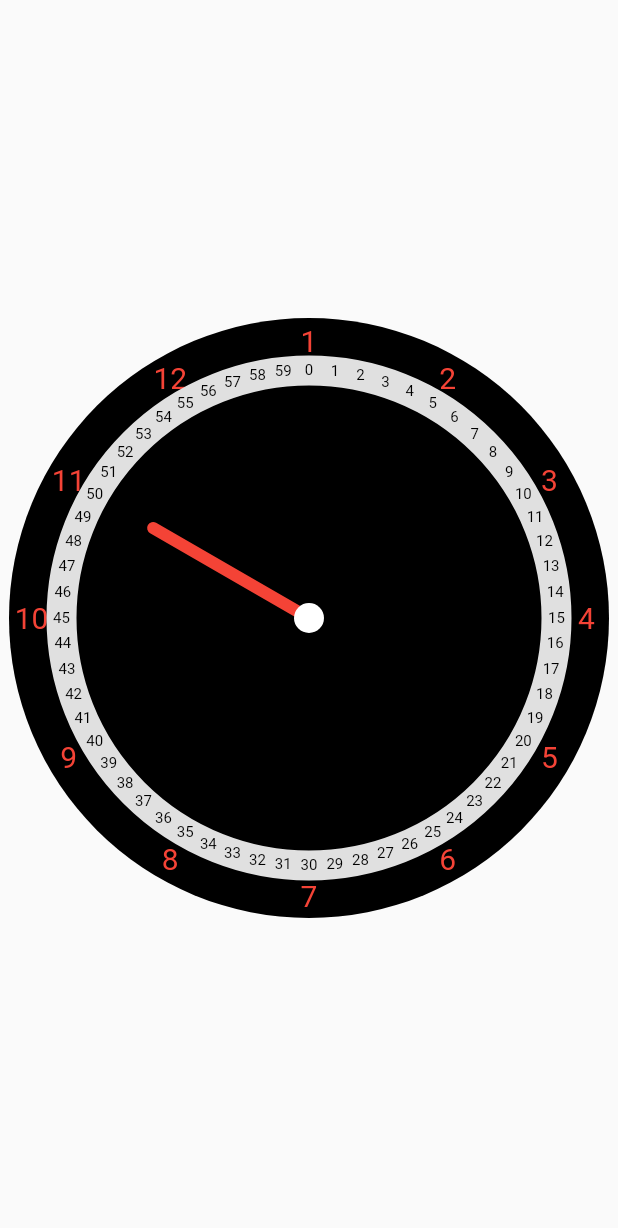
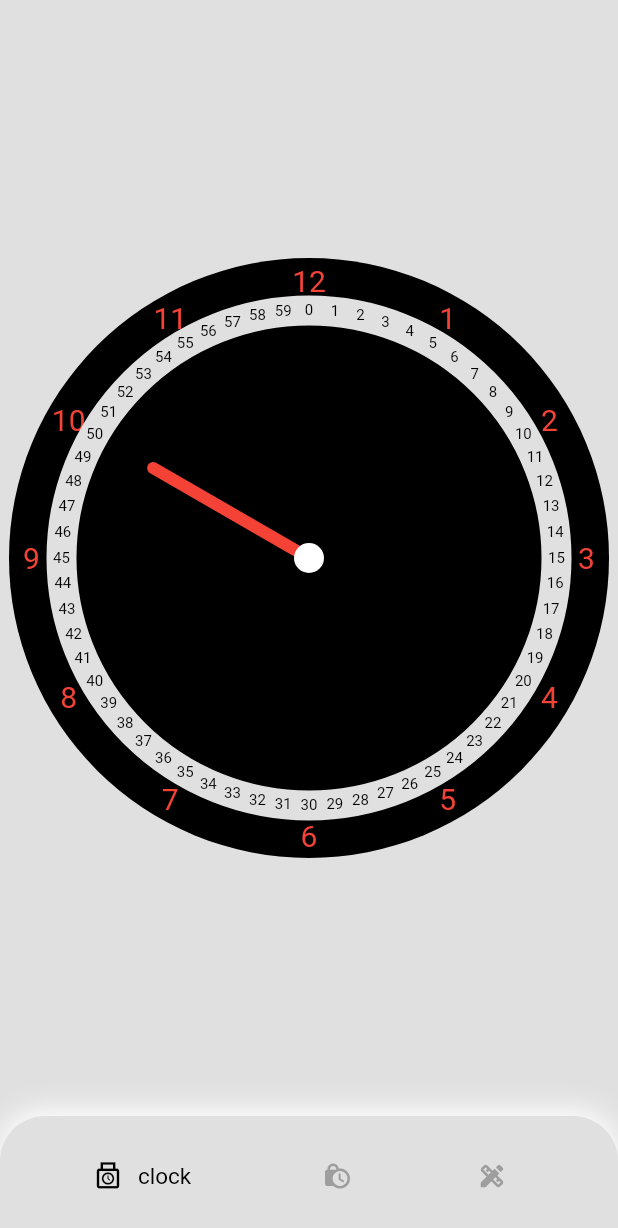
Before and after one commit to sgs2007/live_coding_tests, a Flutter app: the screen it shows after launch, on a phone screen of 412 x 824 dp. Shown: the top 1228 px of the screen. Run offline on Flutter 3.47's test engine with Material 2 defaults, Android fonts, the phone set to English and light mode, and no system bars; our stand-ins replace bloc, built_collection, built_value, flutter_bloc, freezed_annotation, go_router and 1 more; missing offline and left inert: ferry, ferry_exec, gql, gql_code_builder, gql_exec, gql_http_link.

Commit message:
add navigation and create modern clock

```diff
--- a/lib/feature/clock_example2/widget/clock2.dart
+++ b/lib/feature/clock_example2/widget/clock2.dart
@@ -8,6 +8,7 @@ class Clock2 extends StatelessWidget {
   @override
   Widget build(BuildContext context) {
     return Scaffold(
+      backgroundColor: Colors.grey.shade300,
       body: Center(
         child: Container(
           width: 400,
--- a/lib/feature/clock_example3/widget/clock_example3.dart
+++ b/lib/feature/clock_example3/widget/clock_example3.dart
@@ -8,6 +8,7 @@ class ClockExample3 extends StatelessWidget {
   @override
   Widget build(BuildContext context) {
     return Scaffold(
+      backgroundColor: Colors.grey.shade300,
       body: Center(
         child: Container(
           width: 400,
@@ -20,7 +21,7 @@ class ClockExample3 extends StatelessWidget {
             stream: Stream.periodic(const Duration(seconds: 1)),
             builder: (context, snapshot) {
               return CustomPaint(
-                painter: ClockPainter(),
+                painter: ClockPainter1(),
               );
             },
           ),
@@ -30,7 +31,7 @@ class ClockExample3 extends StatelessWidget {
   }
 }
 
-class ClockPainter extends CustomPainter {
+class ClockPainter1 extends CustomPainter {
   @override
   void paint(Canvas canvas, Size size) {
     final center = Offset(size.width / 2, size.height / 2);
@@ -40,9 +41,9 @@ class ClockPainter extends CustomPainter {
       textDirection: TextDirection.ltr,
     );
 
-    for (int i = 0; i < 12; i++) {
+    for (int i = 1; i <= 12; i++) {
       textPainter.text = TextSpan(
-        text: '${i + 1}',
+        text: '$i',
         style: const TextStyle(
           color: Colors.red,
           fontSize: 20,
--- /dev/null
+++ b/lib/feature/common_widget/custom_bottom_nav_bar.dart
@@ -0,0 +1,77 @@
+import 'package:flutter/material.dart';
+import 'package:go_router/go_router.dart';
+
+import '../../shell_router/router.dart';
+import 'custom_nav_bar_item.dart';
+
+class CustomBottomNavBar extends StatefulWidget {
+  const CustomBottomNavBar({super.key});
+
+  @override
+  State<CustomBottomNavBar> createState() => _CustomBottomNavBarState();
+}
+
+class _CustomBottomNavBarState extends State<CustomBottomNavBar> {
+  int _currentIndex = 0;
+
+  @override
+  Widget build(BuildContext context) {
+    return Container(
+      width: MediaQuery.of(context).size.width,
+      height: 80,
+      decoration: BoxDecoration(
+          color: Colors.grey.shade300,
+          borderRadius: const BorderRadius.only(
+            topLeft: Radius.circular(30),
+            topRight: Radius.circular(30),
+          ),
+          boxShadow: const [
+            BoxShadow(
+              color: Colors.white,
+              blurRadius: 15,
+              spreadRadius: 1,
+              offset: Offset(0, -3),
+            ),
+          ]),
+      child: Row(
+        mainAxisAlignment: MainAxisAlignment.spaceEvenly,
+        children: [
+          CustomNavBarItem(
+            index: 0,
+            isSelected: _currentIndex == 0,
+            icon: Icons.punch_clock_outlined,
+            onTap: () => _onPressed(context, 0),
+            label: 'clock',
+          ),
+          CustomNavBarItem(
+            index: 1,
+            isSelected: _currentIndex == 1,
+            icon: Icons.lock_clock,
+            onTap: () => _onPressed(context, 1),
+            label: 'clock2',
+          ),
+          CustomNavBarItem(
+            index: 2,
+            isSelected: _currentIndex == 2,
+            icon: Icons.design_services,
+            onTap: () => _onPressed(context, 2),
+            label: 'modern design',
+          ),
+        ],
+      ),
+    );
+  }
+
+  void _onPressed(BuildContext context, int index) {
+    setState(() {
+      _currentIndex = index;
+      if (index == 0) {
+        GoRouter.of(context).go(GoRouterBuilderClass.clock);
+      } else if (index == 1) {
+        GoRouter.of(context).go(GoRouterBuilderClass.clock2);
+      } else {
+        GoRouter.of(context).go(GoRouterBuilderClass.modernDesign);
+      }
+    });
+  }
+}
--- /dev/null
+++ b/lib/feature/common_widget/custom_nav_bar_item.dart
@@ -0,0 +1,55 @@
+import 'package:flutter/material.dart';
+
+const double size = 50;
+
+class CustomNavBarItem extends StatelessWidget {
+  const CustomNavBarItem({
+    super.key,
+    required this.index,
+    required this.isSelected,
+    required this.icon,
+    required this.onTap,
+    required this.label,
+  });
+
+  final int index;
+  final bool isSelected;
+  final IconData icon;
+  final String label;
+  final VoidCallback onTap;
+
+  @override
+  Widget build(BuildContext context) {
+    return AnimatedContainer(
+      duration: const Duration(milliseconds: 100),
+      width: isSelected ? size * 2 : size,
+      child: Padding(
+        padding: const EdgeInsets.symmetric(horizontal: 9.0),
+        child: GestureDetector(
+          onTap: onTap,
+          child: Row(
+            children: [
+              Icon(
+                icon,
+                color: isSelected ? Colors.black : Colors.grey,
+                size: isSelected ? size * 0.4 : size * 0.4,
+              ),
+              SizedBox(width: isSelected ? size * 0.2 : 0),
+              if (isSelected)
+                Expanded(
+                  child: Text(
+                    label,
+                    overflow: TextOverflow.ellipsis,
+                    style: const TextStyle(
+                      color: Colors.black,
+                      fontSize: size * 0.3,
+                    ),
+                  ),
+                ),
+            ],
+          ),
+        ),
+      ),
+    );
+  }
+}
--- a/lib/main.dart
+++ b/lib/main.dart
@@ -1,6 +1,6 @@
 import 'package:flutter/material.dart';
 
-import 'feature/clock_example3/widget/clock_example3.dart';
+import 'shell_router/router.dart';
 
 const double edgePadding = 16.0;
 
@@ -13,21 +13,8 @@ class MyApp extends StatelessWidget {
 
   @override
   Widget build(BuildContext context) {
-    return MaterialApp(
-      title: 'Flutter Demo',
-      theme: ThemeData(
-        primarySwatch: Colors.blue,
-      ),
-      // home: BlocProvider(
-      //   create: (context) => CountriesBloc(
-      //     service: CountriesService(
-      //       CountriesDataProvider(),
-      //     ),
-      //   ),
-      //   child: const CountriesWidget(),
-      // ),
-      // home: const Clock2(),
-      home: const ClockExample3(),
+    return MaterialApp.router(
+      routerConfig: GoRouterBuilderClass().router,
     );
   }
 }
--- /dev/null
+++ b/lib/shell_router/router.dart
@@ -0,0 +1,49 @@
+import 'package:flutter/material.dart';
+import 'package:go_router/go_router.dart';
+
+import '../feature/clock_example2/widget/clock2.dart';
+import '../feature/clock_example3/widget/clock_example3.dart';
+import '../feature/modern_design/widgets/modern_design_screen.dart';
+import 'widget/scaffold_nav_bar.dart';
+
+class GoRouterBuilderClass {
+  GoRouterBuilderClass._();
+  static final GoRouterBuilderClass _instance = GoRouterBuilderClass._();
+  factory GoRouterBuilderClass() => _instance;
+
+  static const String clock = '/clock';
+  static const String clock2 = '/clock2';
+  static const String modernDesign = '/modernDesign';
+
+  static final GlobalKey<NavigatorState> _rootNavigatorKey = GlobalKey<NavigatorState>(debugLabel: 'rootNavigator');
+  static final GlobalKey<NavigatorState> _shellNavigatorKey = GlobalKey<NavigatorState>(debugLabel: 'shellNavigator');
+
+  final GoRouter _router = GoRouter(
+    navigatorKey: _rootNavigatorKey,
+    initialLocation: clock,
+    routes: [
+      ShellRoute(
+        navigatorKey: _shellNavigatorKey,
+        builder: (context, state, child) => ScaffoldNavBar(
+          child: child,
+        ),
+        routes: <RouteBase>[
+          GoRoute(
+            path: clock,
+            builder: (context, state) => const ClockExample3(),
+          ),
+          GoRoute(
+            path: clock2,
+            builder: (context, state) => const Clock2(),
+          ),
+          GoRoute(
+            path: modernDesign,
+            builder: (context, state) => const ModernDesignScreen(),
+          ),
+        ],
+      )
+    ],
+  );
+
+  GoRouter get router => _router;
+}
--- /dev/null
+++ b/lib/shell_router/widget/scaffold_nav_bar.dart
@@ -0,0 +1,18 @@
+import 'package:flutter/material.dart';
+
+import '../../feature/common_widget/custom_bottom_nav_bar.dart';
+
+class ScaffoldNavBar extends StatelessWidget {
+  const ScaffoldNavBar({super.key, required this.child});
+
+  final Widget child;
+
+  @override
+  Widget build(BuildContext context) {
+    return Scaffold(
+      backgroundColor: Colors.grey.shade300,
+      body: child,
+      bottomNavigationBar: const CustomBottomNavBar(),
+    );
+  }
+}
--- a/pubspec.yaml
+++ b/pubspec.yaml
@@ -36,6 +36,7 @@ dependencies:
   ferry_flutter: ^0.8.0
   bloc: ^8.1.0
   flutter_bloc: ^8.1.2
+  go_router: ^6.0.9
   # The following adds the Cupertino Icons font to your application.
   # Use with the CupertinoIcons class for iOS style icons.
   cupertino_icons: ^1.0.2
```
Also changed, not shown: lib/feature/common_widget/custom_clipper.dart (added, +20 -0 lines), lib/feature/modern_design/widgets/modern_design_screen.dart (added, +144 -0 lines), pubspec.lock.
